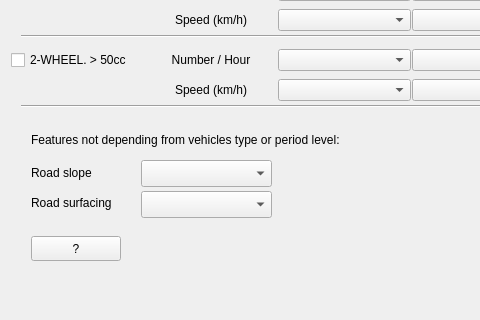
Qt form tools/ui_SourceDetailsRoads.ui (Arpapiemonte/openoise-map) before a commit; both pictures show x 0 to 480 and y 351 to 671 of the 832 by 671 pixel window.
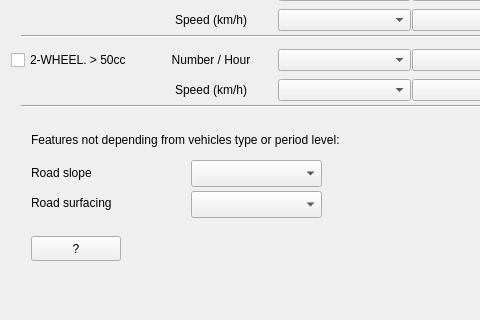
The same form after that commit. Custom widgets are drawn as their Qt base class.

Diff of the .ui file:
```diff
--- a/tools/ui_SourceDetailsRoads.ui
+++ b/tools/ui_SourceDetailsRoads.ui
@@ -1562,7 +1562,7 @@
         <rect>
          <x>20</x>
          <y>457</y>
-         <width>101</width>
+         <width>161</width>
          <height>20</height>
         </rect>
        </property>
@@ -1584,7 +1584,7 @@
         <rect>
          <x>20</x>
          <y>487</y>
-         <width>111</width>
+         <width>161</width>
          <height>20</height>
         </rect>
        </property>
@@ -1626,7 +1626,7 @@
       <widget class="QgsFieldComboBox" name="CNOSSOS_slope_comboBox">
        <property name="geometry">
         <rect>
-         <x>130</x>
+         <x>180</x>
          <y>454</y>
          <width>131</width>
          <height>27</height>
@@ -1636,7 +1636,7 @@
       <widget class="QgsFieldComboBox" name="CNOSSOS_surface_comboBox">
        <property name="geometry">
         <rect>
-         <x>130</x>
+         <x>180</x>
          <y>485</y>
          <width>131</width>
          <height>27</height>
```
Left out of the diff: 10 changed lines with no effect on the pictures.
